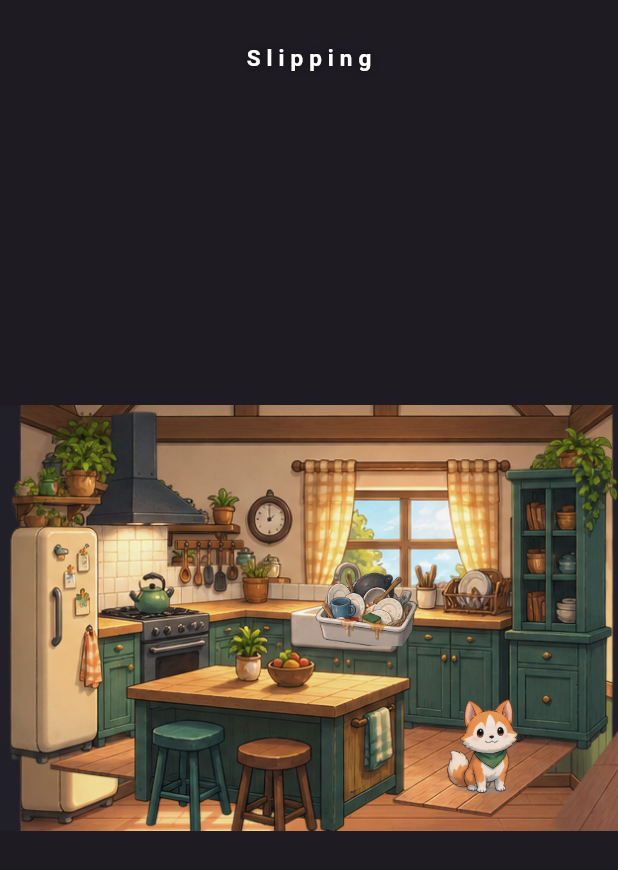
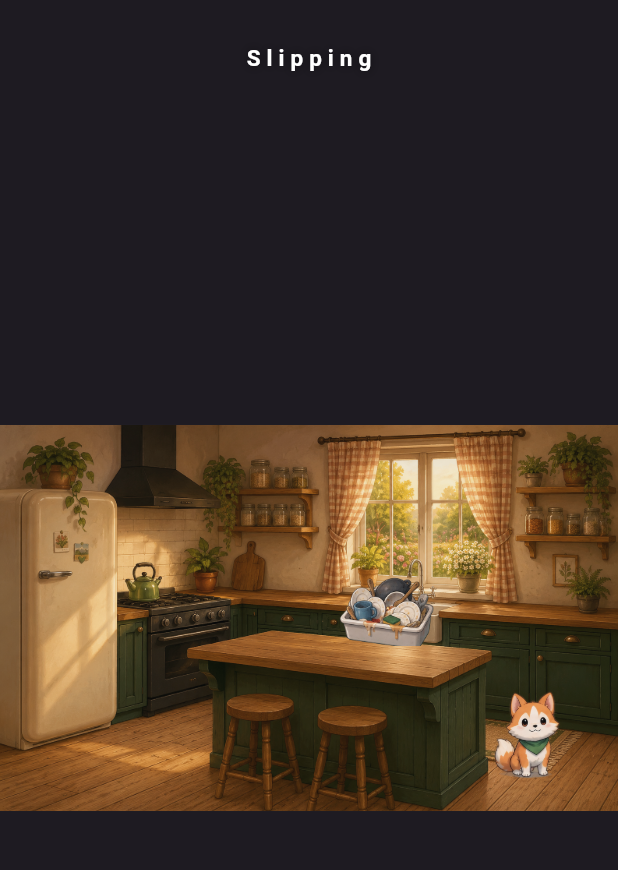
Before and after one commit to Darkamui/mi-casa, a Flutter app: the screen it shows after launch, on a phone screen of 412 x 824 dp. Shown: the top 870 px of the screen. Run offline on Flutter 3.47's test engine with Material 3 defaults, Android fonts, the phone set to English and light mode, and no system bars; our stand-ins replace flutter_riverpod.

Commit message:
feat: use the single finished kitchen painting as the room
Replaces the two-layer back+structure composite with one illustration
(docs/abc.png -> content/art/kitchen/kitchen_room.png, 1586x992,
aspect 1.59879). RoomDefinition now takes a single `base` asset instead
of a `layers` map, and the view draws one image instead of registering
two against each other.

This is what the direction doc actually asks for (§1): one finished
illustration per room. The composite was still layer-stitching by
another name, and it showed.

Hotspots, the dish_pile overlay, and the companion spot are re-authored
against the new painting.

Co-Authored-By: Claude Opus 5 <noreply@anthropic.com>

```diff
--- a/lib/presentation/room/kitchen_room_view.dart
+++ b/lib/presentation/room/kitchen_room_view.dart
@@ -43,8 +43,8 @@ class KitchenRoomView extends StatelessWidget {
 
     return LayoutBuilder(
       builder: (context, constraints) {
-        // Letterbox rather than distort: the two layers only register with
-        // each other at the authored aspect ratio.
+        // Letterbox rather than distort: every hotspot and overlay area is
+        // authored against the painting's own proportions.
         final frame = _fitFrame(constraints.biggest, room.aspectRatio);
 
         return Center(
@@ -57,17 +57,7 @@ class KitchenRoomView extends StatelessWidget {
                 clipBehavior: Clip.hardEdge,
                 children: [
                   Positioned.fill(
-                    child: Image.asset(room.backAsset, fit: BoxFit.cover),
-                  ),
-                  // The structure is authored at the frame's own size and
-                  // bottom-aligned; that is the registration that lines its
-                  // fridge up with the back wall's fridge.
-                  Positioned.fill(
-                    child: Image.asset(
-                      room.structureAsset,
-                      fit: BoxFit.fill,
-                      alignment: Alignment.bottomCenter,
-                    ),
+                    child: Image.asset(room.baseAsset, fit: BoxFit.cover),
                   ),
                   if (showDishPile) _overlay(room.overlayById('dish_pile'), frame),
                   _companion(frame, treatment),
--- a/lib/presentation/room/room_definition.dart
+++ b/lib/presentation/room/room_definition.dart
@@ -76,8 +76,7 @@ class RoomDefinition {
   const RoomDefinition({
     required this.id,
     required this.aspectRatio,
-    required this.backAsset,
-    required this.structureAsset,
+    required this.baseAsset,
     required this.overlays,
     required this.hotspots,
     required this.companionSpot,
@@ -85,16 +84,14 @@ class RoomDefinition {
 
   final String id;
 
-  /// Width / height of the room frame. The two layer images are authored
-  /// at this ratio; the frame letterboxes rather than distorting them.
+  /// Width / height of the painting. The frame letterboxes to this rather
+  /// than distorting, so every normalised area below stays true to the art.
   final double aspectRatio;
 
-  /// Back wall: the finished room painting behind everything.
-  final String backAsset;
-
-  /// Foreground furniture mass, registered against [backAsset] at native
-  /// scale, bottom-aligned and horizontally centred.
-  final String structureAsset;
+  /// The one finished illustration this room is (direction doc §1). Not a
+  /// stack of registered layers, not a set of furniture sprites — the
+  /// painting already encodes perspective, lighting, and occlusion.
+  final String baseAsset;
 
   final List<RoomOverlay> overlays;
   final List<RoomHotspot> hotspots;
@@ -103,13 +100,11 @@ class RoomDefinition {
   final ({double x, double y}) companionSpot;
 
   factory RoomDefinition.fromJson(Map<String, dynamic> json) {
-    final layers = json['layers'] as Map<String, dynamic>;
     final spot = json['companionSpot'] as List<dynamic>;
     return RoomDefinition(
       id: json['id'] as String,
       aspectRatio: (json['aspectRatio'] as num).toDouble(),
-      backAsset: layers['back'] as String,
-      structureAsset: layers['structure'] as String,
+      baseAsset: json['base'] as String,
       overlays: (json['overlays'] as List<dynamic>? ?? const [])
           .map((e) => RoomOverlay.fromJson(e as Map<String, dynamic>))
           .toList(growable: false),
```
Also changed, not shown: content/rooms/kitchen_room.json (+8 -11 lines), content/art/kitchen/kitchen_room.png (added), docs/abc.png (added), 1 other file.
